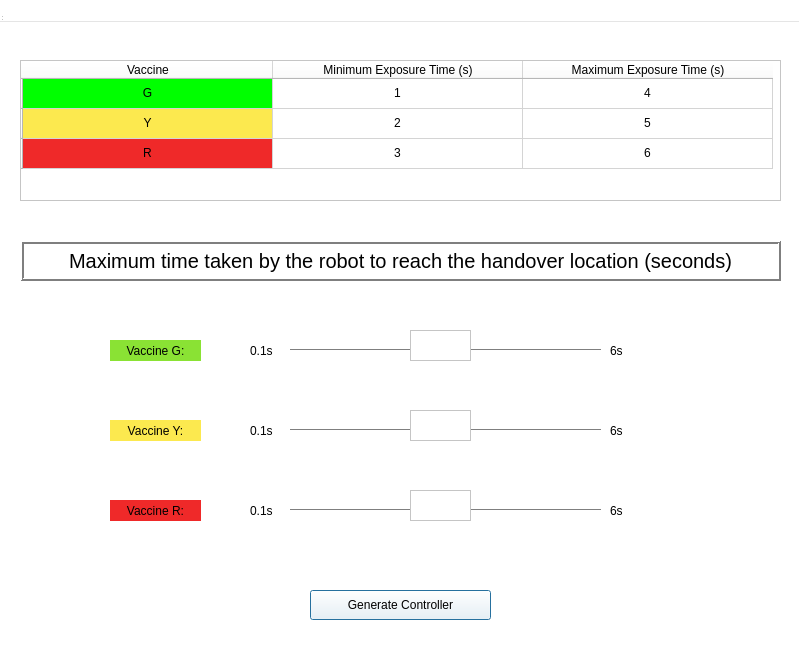
This is stl_experiment_ui/user_interface/stl_controller_design.ui in alapkshirsagar/handovers_kinova_gen3 as Qt 5 draws it before an edit. The edited form follows.
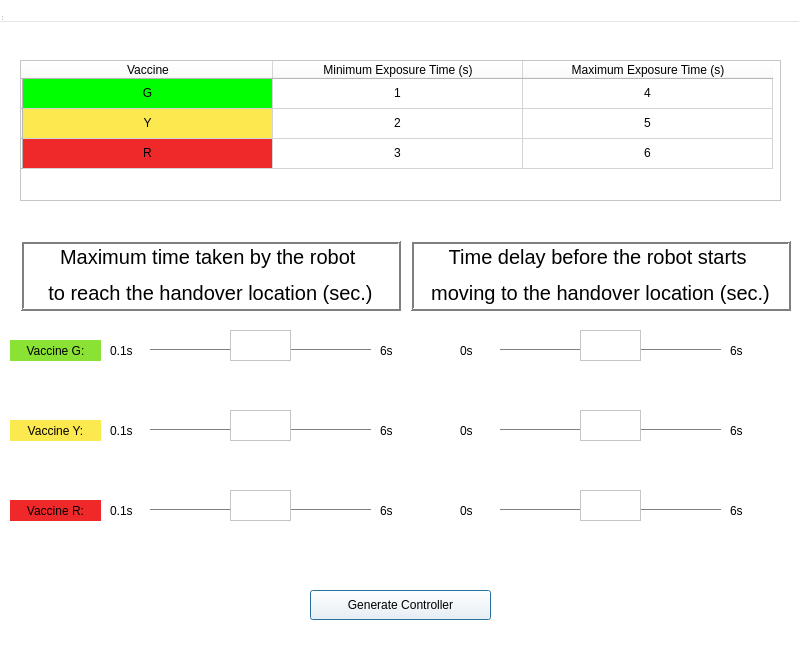
This is the edited form.

Commit message: added delay in MPC controller

```diff
--- a/stl_experiment_ui/user_interface/stl_controller_design.ui
+++ b/stl_experiment_ui/user_interface/stl_controller_design.ui
@@ -596,8 +596,8 @@
      <rect>
       <x>20</x>
       <y>240</y>
-      <width>761</width>
-      <height>41</height>
+      <width>381</width>
+      <height>71</height>
      </rect>
     </property>
     <property name="palette">
@@ -1036,7 +1036,7 @@
      <number>0</number>
     </property>
     <property name="text">
-     <string>Maximum time taken by the robot to reach the handover location (seconds)</string>
+     <string>&lt;html&gt;&lt;head/&gt;&lt;body&gt;&lt;p&gt;Maximum time taken by the robot &lt;/p&gt;&lt;p&gt;to reach the handover location (sec.)&lt;/p&gt;&lt;/body&gt;&lt;/html&gt;</string>
     </property>
     <property name="alignment">
      <set>Qt::AlignCenter</set>
@@ -1045,7 +1045,7 @@
    <widget class="QLabel" name="label_2">
     <property name="geometry">
      <rect>
-      <x>110</x>
+      <x>10</x>
       <y>340</y>
       <width>91</width>
       <height>21</height>
@@ -1067,7 +1067,7 @@
    <widget class="QLabel" name="label_3">
     <property name="geometry">
      <rect>
-      <x>110</x>
+      <x>10</x>
       <y>420</y>
       <width>91</width>
       <height>21</height>
@@ -1089,7 +1089,7 @@
    <widget class="QLabel" name="label_4">
     <property name="geometry">
      <rect>
-      <x>110</x>
+      <x>10</x>
       <y>500</y>
       <width>91</width>
       <height>21</height>
@@ -1111,7 +1111,7 @@
    <widget class="QLabel" name="label_5">
     <property name="geometry">
      <rect>
-      <x>250</x>
+      <x>110</x>
       <y>340</y>
       <width>31</width>
       <height>21</height>
@@ -1124,7 +1124,7 @@
    <widget class="QLabel" name="label_8">
     <property name="geometry">
      <rect>
-      <x>610</x>
+      <x>380</x>
       <y>340</y>
       <width>31</width>
       <height>21</height>
@@ -1137,7 +1137,7 @@
    <widget class="QLabel" name="label_9">
     <property name="geometry">
      <rect>
-      <x>610</x>
+      <x>380</x>
       <y>420</y>
       <width>31</width>
       <height>21</height>
@@ -1150,7 +1150,7 @@
    <widget class="QLabel" name="label_10">
     <property name="geometry">
      <rect>
-      <x>610</x>
+      <x>380</x>
       <y>500</y>
       <width>31</width>
       <height>21</height>
@@ -1176,7 +1176,7 @@
    <widget class="QLabel" name="label_6">
     <property name="geometry">
      <rect>
-      <x>250</x>
+      <x>110</x>
       <y>420</y>
       <width>31</width>
       <height>21</height>
@@ -1189,7 +1189,7 @@
    <widget class="QLabel" name="label_7">
     <property name="geometry">
      <rect>
-      <x>250</x>
+      <x>110</x>
       <y>500</y>
       <width>31</width>
       <height>21</height>
@@ -1202,9 +1202,9 @@
    <widget class="Line" name="line">
     <property name="geometry">
      <rect>
-      <x>290</x>
+      <x>150</x>
       <y>340</y>
-      <width>311</width>
+      <width>221</width>
       <height>20</height>
      </rect>
     </property>
@@ -1218,9 +1218,9 @@
    <widget class="Line" name="line_2">
     <property name="geometry">
      <rect>
-      <x>290</x>
+      <x>150</x>
       <y>420</y>
-      <width>311</width>
+      <width>221</width>
       <height>20</height>
      </rect>
     </property>
@@ -1234,9 +1234,9 @@
    <widget class="Line" name="line_3">
     <property name="geometry">
      <rect>
-      <x>290</x>
+      <x>150</x>
       <y>500</y>
-      <width>311</width>
+      <width>221</width>
       <height>20</height>
      </rect>
     </property>
@@ -1250,7 +1250,7 @@
    <widget class="QTextEdit" name="stl_y_val">
     <property name="geometry">
      <rect>
-      <x>410</x>
+      <x>230</x>
       <y>410</y>
       <width>61</width>
       <height>31</height>
@@ -1260,7 +1260,7 @@
    <widget class="QTextEdit" name="stl_r_val">
     <property name="geometry">
      <rect>
-      <x>410</x>
+      <x>230</x>
       <y>490</y>
       <width>61</width>
       <height>31</height>
@@ -1270,13 +1270,651 @@
    <widget class="QTextEdit" name="stl_g_val">
     <property name="geometry">
      <rect>
+      <x>230</x>
+      <y>330</y>
+      <width>61</width>
+      <height>31</height>
+     </rect>
+    </property>
+   </widget>
+   <widget class="QLabel" name="label_11">
+    <property name="geometry">
+     <rect>
       <x>410</x>
+      <y>240</y>
+      <width>381</width>
+      <height>71</height>
+     </rect>
+    </property>
+    <property name="palette">
+     <palette>
+      <active>
+       <colorrole role="WindowText">
+        <brush brushstyle="SolidPattern">
+         <color alpha="255">
+          <red>0</red>
+          <green>0</green>
+          <blue>0</blue>
+         </color>
+        </brush>
+       </colorrole>
+       <colorrole role="Button">
+        <brush brushstyle="SolidPattern">
+         <color alpha="255">
+          <red>255</red>
+          <green>255</green>
+          <blue>255</blue>
+         </color>
+        </brush>
+       </colorrole>
+       <colorrole role="Light">
+        <brush brushstyle="SolidPattern">
+         <color alpha="255">
+          <red>255</red>
+          <green>255</green>
+          <blue>255</blue>
+         </color>
+        </brush>
+       </colorrole>
+       <colorrole role="Midlight">
+        <brush brushstyle="SolidPattern">
+         <color alpha="255">
+          <red>255</red>
+          <green>255</green>
+          <blue>255</blue>
+         </color>
+        </brush>
+       </colorrole>
+       <colorrole role="Dark">
+        <brush brushstyle="SolidPattern">
+         <color alpha="255">
+          <red>127</red>
+          <green>127</green>
+          <blue>127</blue>
+         </color>
+        </brush>
+       </colorrole>
+       <colorrole role="Mid">
+        <brush brushstyle="SolidPattern">
+         <color alpha="255">
+          <red>170</red>
+          <green>170</green>
+          <blue>170</blue>
+         </color>
+        </brush>
+       </colorrole>
+       <colorrole role="Text">
+        <brush brushstyle="SolidPattern">
+         <color alpha="255">
+          <red>0</red>
+          <green>0</green>
+          <blue>0</blue>
+         </color>
+        </brush>
+       </colorrole>
+       <colorrole role="BrightText">
+        <brush brushstyle="SolidPattern">
+         <color alpha="255">
+          <red>255</red>
+          <green>255</green>
+          <blue>255</blue>
+         </color>
+        </brush>
+       </colorrole>
+       <colorrole role="ButtonText">
+        <brush brushstyle="SolidPattern">
+         <color alpha="255">
+          <red>0</red>
+          <green>0</green>
+          <blue>0</blue>
+         </color>
+        </brush>
+       </colorrole>
+       <colorrole role="Base">
+        <brush brushstyle="SolidPattern">
+         <color alpha="255">
+          <red>255</red>
+          <green>255</green>
+          <blue>255</blue>
+         </color>
+        </brush>
+       </colorrole>
+       <colorrole role="Window">
+        <brush brushstyle="SolidPattern">
+         <color alpha="255">
+          <red>255</red>
+          <green>255</green>
+          <blue>255</blue>
+         </color>
+        </brush>
+       </colorrole>
+       <colorrole role="Shadow">
+        <brush brushstyle="SolidPattern">
+         <color alpha="255">
+          <red>0</red>
+          <green>0</green>
+          <blue>0</blue>
+         </color>
+        </brush>
+       </colorrole>
+       <colorrole role="AlternateBase">
+        <brush brushstyle="SolidPattern">
+         <color alpha="255">
+          <red>255</red>
+          <green>255</green>
+          <blue>255</blue>
+         </color>
+        </brush>
+       </colorrole>
+       <colorrole role="ToolTipBase">
+        <brush brushstyle="SolidPattern">
+         <color alpha="255">
+          <red>255</red>
+          <green>255</green>
+          <blue>220</blue>
+         </color>
+        </brush>
+       </colorrole>
+       <colorrole role="ToolTipText">
+        <brush brushstyle="SolidPattern">
+         <color alpha="255">
+          <red>0</red>
+          <green>0</green>
+          <blue>0</blue>
+         </color>
+        </brush>
+       </colorrole>
+      </active>
+      <inactive>
+       <colorrole role="WindowText">
+        <brush brushstyle="SolidPattern">
+         <color alpha="255">
+          <red>0</red>
+          <green>0</green>
+          <blue>0</blue>
+         </color>
+        </brush>
+       </colorrole>
+       <colorrole role="Button">
+        <brush brushstyle="SolidPattern">
+         <color alpha="255">
+          <red>255</red>
+          <green>255</green>
+          <blue>255</blue>
+         </color>
+        </brush>
+       </colorrole>
+       <colorrole role="Light">
+        <brush brushstyle="SolidPattern">
+         <color alpha="255">
+          <red>255</red>
+          <green>255</green>
+          <blue>255</blue>
+         </color>
+        </brush>
+       </colorrole>
+       <colorrole role="Midlight">
+        <brush brushstyle="SolidPattern">
+         <color alpha="255">
+          <red>255</red>
+          <green>255</green>
+          <blue>255</blue>
+         </color>
+        </brush>
+       </colorrole>
+       <colorrole role="Dark">
+        <brush brushstyle="SolidPattern">
+         <color alpha="255">
+          <red>127</red>
+          <green>127</green>
+          <blue>127</blue>
+         </color>
+        </brush>
+       </colorrole>
+       <colorrole role="Mid">
+        <brush brushstyle="SolidPattern">
+         <color alpha="255">
+          <red>170</red>
+          <green>170</green>
+          <blue>170</blue>
+         </color>
+        </brush>
+       </colorrole>
+       <colorrole role="Text">
+        <brush brushstyle="SolidPattern">
+         <color alpha="255">
+          <red>0</red>
+          <green>0</green>
+          <blue>0</blue>
+         </color>
+        </brush>
+       </colorrole>
+       <colorrole role="BrightText">
+        <brush brushstyle="SolidPattern">
+         <color alpha="255">
+          <red>255</red>
+          <green>255</green>
+          <blue>255</blue>
+         </color>
+        </brush>
+       </colorrole>
+       <colorrole role="ButtonText">
+        <brush brushstyle="SolidPattern">
+         <color alpha="255">
+          <red>0</red>
+          <green>0</green>
+          <blue>0</blue>
+         </color>
+        </brush>
+       </colorrole>
+       <colorrole role="Base">
+        <brush brushstyle="SolidPattern">
+         <color alpha="255">
+          <red>255</red>
+          <green>255</green>
+          <blue>255</blue>
+         </color>
+        </brush>
+       </colorrole>
+       <colorrole role="Window">
+        <brush brushstyle="SolidPattern">
+         <color alpha="255">
+          <red>255</red>
+          <green>255</green>
+          <blue>255</blue>
+         </color>
+        </brush>
+       </colorrole>
+       <colorrole role="Shadow">
+        <brush brushstyle="SolidPattern">
+         <color alpha="255">
+          <red>0</red>
+          <green>0</green>
+          <blue>0</blue>
+         </color>
+        </brush>
+       </colorrole>
+       <colorrole role="AlternateBase">
+        <brush brushstyle="SolidPattern">
+         <color alpha="255">
+          <red>255</red>
+          <green>255</green>
+          <blue>255</blue>
+         </color>
+        </brush>
+       </colorrole>
+       <colorrole role="ToolTipBase">
+        <brush brushstyle="SolidPattern">
+         <color alpha="255">
+          <red>255</red>
+          <green>255</green>
+          <blue>220</blue>
+         </color>
+        </brush>
+       </colorrole>
+       <colorrole role="ToolTipText">
+        <brush brushstyle="SolidPattern">
+         <color alpha="255">
+          <red>0</red>
+          <green>0</green>
+          <blue>0</blue>
+         </color>
+        </brush>
+       </colorrole>
+      </inactive>
+      <disabled>
+       <colorrole role="WindowText">
+        <brush brushstyle="SolidPattern">
+         <color alpha="255">
+          <red>127</red>
+          <green>127</green>
+          <blue>127</blue>
+         </color>
+        </brush>
+       </colorrole>
+       <colorrole role="Button">
+        <brush brushstyle="SolidPattern">
+         <color alpha="255">
+          <red>255</red>
+          <green>255</green>
+          <blue>255</blue>
+         </color>
+        </brush>
+       </colorrole>
+       <colorrole role="Light">
+        <brush brushstyle="SolidPattern">
+         <color alpha="255">
+          <red>255</red>
+          <green>255</green>
+          <blue>255</blue>
+         </color>
+        </brush>
+       </colorrole>
+       <colorrole role="Midlight">
+        <brush brushstyle="SolidPattern">
+         <color alpha="255">
+          <red>255</red>
+          <green>255</green>
+          <blue>255</blue>
+         </color>
+        </brush>
+       </colorrole>
+       <colorrole role="Dark">
+        <brush brushstyle="SolidPattern">
+         <color alpha="255">
+          <red>127</red>
+          <green>127</green>
+          <blue>127</blue>
+         </color>
+        </brush>
+       </colorrole>
+       <colorrole role="Mid">
+        <brush brushstyle="SolidPattern">
+         <color alpha="255">
+          <red>170</red>
+          <green>170</green>
+          <blue>170</blue>
+         </color>
+        </brush>
+       </colorrole>
+       <colorrole role="Text">
+        <brush brushstyle="SolidPattern">
+         <color alpha="255">
+          <red>127</red>
+          <green>127</green>
+          <blue>127</blue>
+         </color>
+        </brush>
+       </colorrole>
+       <colorrole role="BrightText">
+        <brush brushstyle="SolidPattern">
+         <color alpha="255">
+          <red>255</red>
+          <green>255</green>
+          <blue>255</blue>
+         </color>
+        </brush>
+       </colorrole>
+       <colorrole role="ButtonText">
+        <brush brushstyle="SolidPattern">
+         <color alpha="255">
+          <red>127</red>
+          <green>127</green>
+          <blue>127</blue>
+         </color>
+        </brush>
+       </colorrole>
+       <colorrole role="Base">
+        <brush brushstyle="SolidPattern">
+         <color alpha="255">
+          <red>255</red>
+          <green>255</green>
+          <blue>255</blue>
+         </color>
+        </brush>
+       </colorrole>
+       <colorrole role="Window">
+        <brush brushstyle="SolidPattern">
+         <color alpha="255">
+          <red>255</red>
+          <green>255</green>
+          <blue>255</blue>
+         </color>
+        </brush>
+       </colorrole>
+       <colorrole role="Shadow">
+        <brush brushstyle="SolidPattern">
+         <color alpha="255">
+          <red>0</red>
+          <green>0</green>
+          <blue>0</blue>
+         </color>
+        </brush>
+       </colorrole>
+       <colorrole role="AlternateBase">
+        <brush brushstyle="SolidPattern">
+         <color alpha="255">
+          <red>255</red>
+          <green>255</green>
+          <blue>255</blue>
+         </color>
+        </brush>
+       </colorrole>
+       <colorrole role="ToolTipBase">
+        <brush brushstyle="SolidPattern">
+         <color alpha="255">
+          <red>255</red>
+          <green>255</green>
+          <blue>220</blue>
+         </color>
+        </brush>
+       </colorrole>
+       <colorrole role="ToolTipText">
+        <brush brushstyle="SolidPattern">
+         <color alpha="255">
+          <red>0</red>
+          <green>0</green>
+          <blue>0</blue>
+         </color>
+        </brush>
+       </colorrole>
+      </disabled>
+     </palette>
+    </property>
+    <property name="font">
+     <font>
+      <pointsize>15</pointsize>
+     </font>
+    </property>
+    <property name="autoFillBackground">
+     <bool>false</bool>
+    </property>
+    <property name="frameShape">
+     <enum>QFrame::Box</enum>
+    </property>
+    <property name="frameShadow">
+     <enum>QFrame::Raised</enum>
+    </property>
+    <property name="lineWidth">
+     <number>2</number>
+    </property>
+    <property name="midLineWidth">
+     <number>0</number>
+    </property>
+    <property name="text">
+     <string>&lt;html&gt;&lt;head/&gt;&lt;body&gt;&lt;p&gt;Time delay before the robot starts &lt;/p&gt;&lt;p&gt;moving to the handover location (sec.)&lt;/p&gt;&lt;/body&gt;&lt;/html&gt;</string>
+    </property>
+    <property name="alignment">
+     <set>Qt::AlignCenter</set>
+    </property>
+   </widget>
+   <widget class="QTextEdit" name="stl_g_val_2">
+    <property name="geometry">
+     <rect>
+      <x>580</x>
       <y>330</y>
       <width>61</width>
       <height>31</height>
      </rect>
     </property>
    </widget>
+   <widget class="QLabel" name="label_12">
+    <property name="geometry">
+     <rect>
+      <x>730</x>
+      <y>340</y>
+      <width>31</width>
+      <height>21</height>
+     </rect>
+    </property>
+    <property name="text">
+     <string>6s</string>
+    </property>
+   </widget>
+   <widget class="QLabel" name="label_13">
+    <property name="geometry">
+     <rect>
+      <x>460</x>
+      <y>420</y>
+      <width>31</width>
+      <height>21</height>
+     </rect>
+    </property>
+    <property name="text">
+     <string>0s</string>
+    </property>
+   </widget>
+   <widget class="QLabel" name="label_14">
+    <property name="geometry">
+     <rect>
+      <x>730</x>
+      <y>420</y>
+      <width>31</width>
+      <height>21</height>
+     </rect>
+    </property>
+    <property name="text">
+     <string>6s</string>
+    </property>
+   </widget>
+   <widget class="Line" name="line_4">
+    <property name="geometry">
+     <rect>
+      <x>500</x>
+      <y>420</y>
+      <width>221</width>
+      <height>20</height>
+     </rect>
+    </property>
+    <property name="toolTip">
+     <string>&lt;html&gt;&lt;head/&gt;&lt;body&gt;&lt;p&gt;&amp;lt;&lt;/p&gt;&lt;/body&gt;&lt;/html&gt;</string>
+    </property>
+    <property name="orientation">
+     <enum>Qt::Horizontal</enum>
+    </property>
+   </widget>
+   <widget class="Line" name="line_5">
+    <property name="geometry">
+     <rect>
+      <x>500</x>
+      <y>340</y>
+      <width>221</width>
+      <height>20</height>
+     </rect>
+    </property>
+    <property name="toolTip">
+     <string>&lt;html&gt;&lt;head/&gt;&lt;body&gt;&lt;p&gt;&amp;lt;&lt;/p&gt;&lt;/body&gt;&lt;/html&gt;</string>
+    </property>
+    <property name="orientation">
+     <enum>Qt::Horizontal</enum>
+    </property>
+   </widget>
+   <widget class="QTextEdit" name="stl_r_val_2">
+    <property name="geometry">
+     <rect>
+      <x>580</x>
+      <y>490</y>
+      <width>61</width>
+      <height>31</height>
+     </rect>
+    </property>
+   </widget>
+   <widget class="QLabel" name="label_15">
+    <property name="geometry">
+     <rect>
+      <x>460</x>
+      <y>500</y>
+      <width>31</width>
+      <height>21</height>
+     </rect>
+    </property>
+    <property name="text">
+     <string>0s</string>
+    </property>
+   </widget>
+   <widget class="Line" name="line_6">
+    <property name="geometry">
+     <rect>
+      <x>500</x>
+      <y>500</y>
+      <width>221</width>
+      <height>20</height>
+     </rect>
+    </property>
+    <property name="toolTip">
+     <string>&lt;html&gt;&lt;head/&gt;&lt;body&gt;&lt;p&gt;&amp;lt;&lt;/p&gt;&lt;/body&gt;&lt;/html&gt;</string>
+    </property>
+    <property name="orientation">
+     <enum>Qt::Horizontal</enum>
+    </property>
+   </widget>
+   <widget class="QLabel" name="label_16">
+    <property name="geometry">
+     <rect>
+      <x>730</x>
+      <y>500</y>
+      <width>31</width>
+      <height>21</height>
+     </rect>
+    </property>
+    <property name="text">
+     <string>6s</string>
+    </property>
+   </widget>
+   <widget class="QTextEdit" name="stl_y_val_2">
+    <property name="geometry">
+     <rect>
+      <x>580</x>
+      <y>410</y>
+      <width>61</width>
+      <height>31</height>
+     </rect>
+    </property>
+   </widget>
+   <widget class="QLabel" name="label_17">
+    <property name="geometry">
+     <rect>
+      <x>460</x>
+      <y>340</y>
+      <width>31</width>
+      <height>21</height>
+     </rect>
+    </property>
+    <property name="text">
+     <string>0s</string>
+    </property>
+   </widget>
+   <zorder>tableWidget</zorder>
+   <zorder>label</zorder>
+   <zorder>label_2</zorder>
+   <zorder>label_3</zorder>
+   <zorder>label_4</zorder>
+   <zorder>label_5</zorder>
+   <zorder>label_8</zorder>
+   <zorder>label_9</zorder>
+   <zorder>label_10</zorder>
+   <zorder>generateControllerButton</zorder>
+   <zorder>label_6</zorder>
+   <zorder>label_7</zorder>
+   <zorder>line</zorder>
+   <zorder>line_2</zorder>
+   <zorder>line_3</zorder>
+   <zorder>stl_y_val</zorder>
+   <zorder>stl_r_val</zorder>
+   <zorder>stl_g_val</zorder>
+   <zorder>label_11</zorder>
+   <zorder>label_12</zorder>
+   <zorder>label_13</zorder>
+   <zorder>label_14</zorder>
+   <zorder>line_4</zorder>
+   <zorder>line_5</zorder>
+   <zorder>label_15</zorder>
+   <zorder>line_6</zorder>
+   <zorder>label_16</zorder>
+   <zorder>stl_y_val_2</zorder>
+   <zorder>label_17</zorder>
+   <zorder>stl_g_val_2</zorder>
+   <zorder>stl_r_val_2</zorder>
   </widget>
   <widget class="QMenuBar" name="menubar">
    <property name="geometry">
```
The commit also changes 5 other files.
